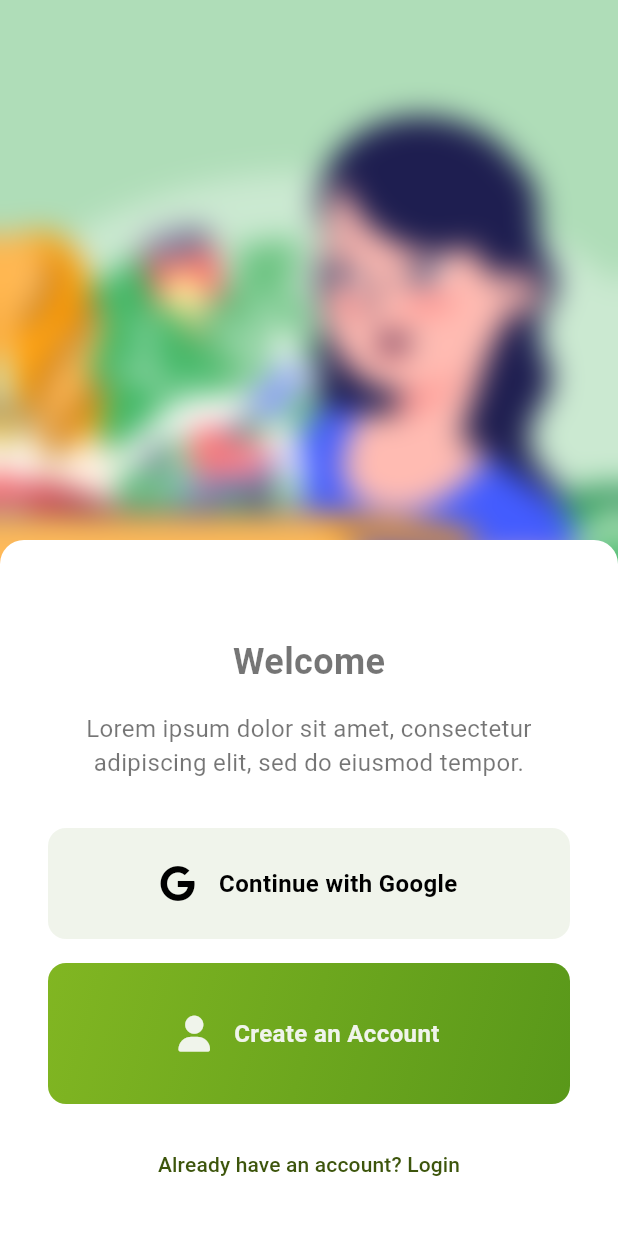
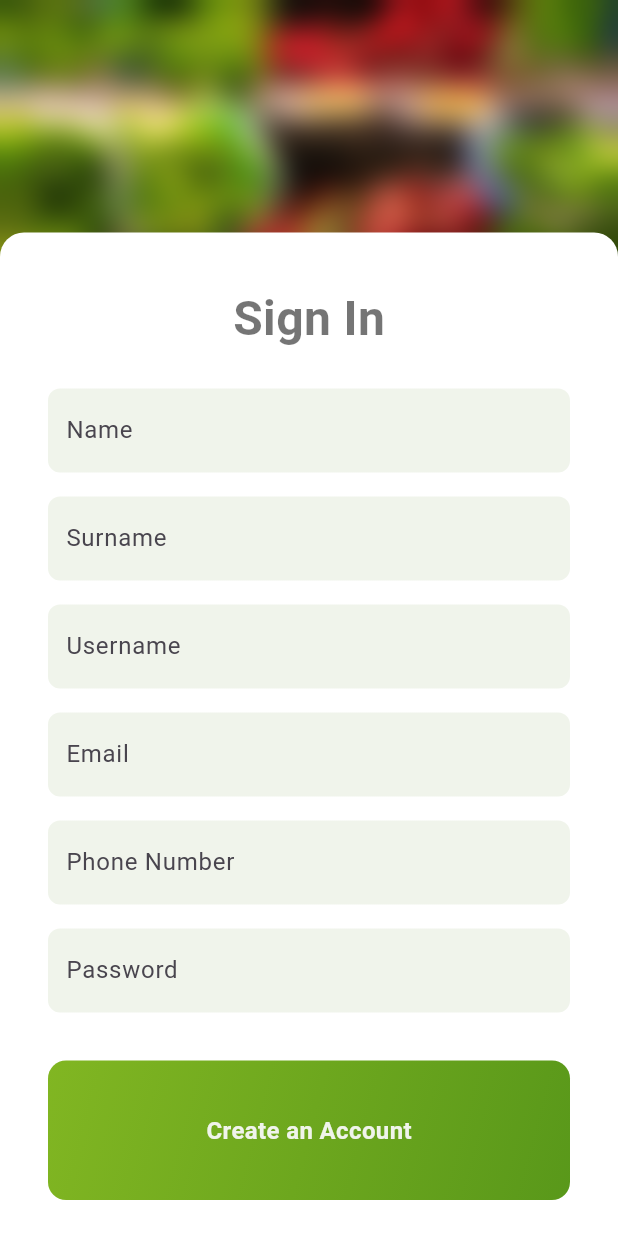
Before and after one commit to berkemremert/yesilsepet, a Flutter app: the WelcomePage screen opened directly, after a tap on "Create an Account", on a phone screen of 412 x 824 dp. Run offline on Flutter 3.47's test engine with Material 3 defaults, Android fonts, the phone set to English and light mode, and no system bars; our stand-ins replace font_awesome_flutter.

Commit message:
welcome page, create account page, login page added

```diff
--- /dev/null
+++ b/lib/ViewModels/welcomePage/CreateAccountViewModel.dart
@@ -0,0 +1,13 @@
+import 'package:flutter/material.dart';
+
+import '../../Views/welcomePage/CreateAccountPage.dart';
+
+class CreateAccountViewModel extends ChangeNotifier {
+  void createAccount() {
+
+  }
+
+  void login() {
+    // Implement login navigation logic
+  }
+}
--- /dev/null
+++ b/lib/Views/welcomePage/CreateAccountPage.dart
@@ -0,0 +1,79 @@
+import 'dart:ui';
+import 'package:flutter/material.dart';
+import 'package:provider/provider.dart';
+import 'package:yesilsepet/Views/welcomePage/widgets/create_account_page_header.dart';
+import 'package:yesilsepet/Views/welcomePage/widgets/create_page_insider_button.dart';
+import 'package:yesilsepet/Views/welcomePage/widgets/gradient_text_field.dart';
+import '../../ViewModels/welcomePage/CreateAccountViewModel.dart';
+import 'package:yesilsepet/Views/theme/appColors.dart';
+
+class CreateAccountPage extends StatelessWidget {
+  const CreateAccountPage({super.key});
+
+  @override
+  Widget build(BuildContext context) {
+    final viewModel = Provider.of<CreateAccountViewModel>(context);
+
+    return Scaffold(
+      body: Stack(
+        children: [
+          Positioned.fill(
+            child: Stack(
+              children: [
+                Positioned.fill(
+                  child: Image.asset(
+                    'assets/grocery.jpeg',
+                    fit: BoxFit.cover,
+                  ),
+                ),
+                BackdropFilter(
+                  filter: ImageFilter.blur(sigmaX: 10, sigmaY: 10),
+                  child: Container(
+                    color: Colors.black.withOpacity(0),
+                  ),
+                ),
+              ],
+            ),
+          ),
+          Positioned.fill(
+            child: Column(
+              mainAxisAlignment: MainAxisAlignment.end,
+              children: [
+                Spacer(),
+                Container(
+                  padding: const EdgeInsets.symmetric(horizontal: 16, vertical: 24),
+                  decoration: BoxDecoration(
+                    color: AppColors.pureWhite,
+                    borderRadius: BorderRadius.vertical(top: Radius.circular(16)),
+                  ),
+                  child: Column(
+                    mainAxisSize: MainAxisSize.min,
+                    children: [
+                      CreatePageHeader(),
+                      const SizedBox(height: 24),
+                      GradientTextField(label: 'Name'),
+                      const SizedBox(height: 16),
+                      GradientTextField(label: 'Surname'),
+                      const SizedBox(height: 16),
+                      GradientTextField(label: 'Username'),
+                      const SizedBox(height: 16),
+                      GradientTextField(label: 'Email', keyboardType: TextInputType.emailAddress,),
+                      const SizedBox(height: 16),
+                      GradientTextField(label: 'Phone Number', keyboardType: TextInputType.phone),
+                      const SizedBox(height: 16),
+                      GradientTextField(label: 'Password'),
+                      const SizedBox(height: 32),
+                      CreateAccountInsiderButton(
+                        onPressed: viewModel.createAccount,
+                      ),
+                    ],
+                  ),
+                ),
+              ],
+            ),
+          ),
+        ],
+      ),
+    );
+  }
+}
--- a/lib/Views/welcomePage/WelcomePage.dart
+++ b/lib/Views/welcomePage/WelcomePage.dart
@@ -2,7 +2,11 @@ import 'dart:ui';
 
 import 'package:flutter/material.dart';
 import 'package:provider/provider.dart';
+import 'package:yesilsepet/ViewModels/welcomePage/CreateAccountViewModel.dart';
+import 'package:yesilsepet/Views/welcomePage/LogInPage.dart';
 import '../../ViewModels/WelcomePage/WelcomeViewModel.dart';
+import '../../ViewModels/welcomePage/LoginPageViewModel.dart';
+import 'CreateAccountPage.dart';
 import 'widgets/welcome_header.dart';
 import 'widgets/welcome_message.dart';
 import 'widgets/social_login_button.dart';
@@ -16,6 +20,30 @@ class WelcomePage extends StatelessWidget {
   Widget build(BuildContext context) {
     final viewModel = Provider.of<WelcomeViewModel>(context);
 
+    void createAccount() {
+      Navigator.push(
+        context,
+        MaterialPageRoute(
+          builder: (context) => ChangeNotifierProvider(
+            create: (_) => CreateAccountViewModel(),
+            child: const CreateAccountPage(),
+          ),
+        ),
+      );
+    }
+
+    void loginAccount(){
+      Navigator.push(
+        context,
+        MaterialPageRoute(
+          builder: (context) => ChangeNotifierProvider(
+            create: (_) => LoginPageViewModel(),
+            child: const LoginPage(),
+          ),
+        ),
+      );
+    }
+
     return Scaffold(
       body: Stack(
         children: [
@@ -24,7 +52,7 @@ class WelcomePage extends StatelessWidget {
               children: [
                 Positioned.fill(
                   child: Image.asset(
-                    'assets/grocery.jpg',
+                    'assets/grocery.jpeg',
                     fit: BoxFit.cover,
                   ),
                 ),
@@ -60,11 +88,11 @@ class WelcomePage extends StatelessWidget {
                       ),
                       const SizedBox(height: 16),
                       CreateAccountButton(
-                        onPressed: viewModel.createAccount,
+                        onPressed: createAccount,
                       ),
                       const SizedBox(height: 16),
                       LoginLink(
-                        onPressed: viewModel.login,
+                        onPressed: loginAccount,
                       ),
                     ],
                   ),
--- /dev/null
+++ b/lib/Views/welcomePage/widgets/create_account_page_header.dart
@@ -0,0 +1,18 @@
+import 'package:flutter/material.dart';
+
+class CreatePageHeader extends StatelessWidget {
+  @override
+  Widget build(BuildContext context) {
+    return Padding(
+      padding: const EdgeInsets.only(top: 10.0),
+      child: Text(
+        'Sign In',
+        style: TextStyle(
+          color: Colors.black54,
+          fontSize: 32,
+          fontWeight: FontWeight.bold,
+        ),
+      ),
+    );
+  }
+}
--- /dev/null
+++ b/lib/Views/welcomePage/widgets/create_page_insider_button.dart
@@ -0,0 +1,50 @@
+import 'package:font_awesome_flutter/font_awesome_flutter.dart';
+import 'package:flutter/material.dart';
+import 'package:yesilsepet/Views/theme/appColors.dart';
+
+class CreateAccountInsiderButton extends StatelessWidget {
+  final VoidCallback onPressed;
+
+  const CreateAccountInsiderButton({required this.onPressed});
+
+  @override
+  Widget build(BuildContext context) {
+    return Padding(
+      padding: const EdgeInsets.symmetric(horizontal: 16),
+      child: Container(
+        decoration: BoxDecoration(
+          gradient: const LinearGradient(
+            colors: [AppColors.limeGreen, AppColors.green],
+            begin: Alignment.topLeft,
+            end: Alignment.bottomRight,
+          ),
+          borderRadius: BorderRadius.circular(12),
+        ),
+        child: Material(
+          color: Colors.transparent,
+          borderRadius: BorderRadius.circular(12),
+          child: InkWell(
+            onTap: onPressed,
+            borderRadius: BorderRadius.circular(12),
+            child: const Padding(
+              padding: EdgeInsets.symmetric(vertical: 35),
+              child: Row(
+                mainAxisAlignment: MainAxisAlignment.center,
+                children: [
+                  Text(
+                    'Create an Account',
+                    style: TextStyle(
+                      color: AppColors.greenishWhite,
+                      fontSize: 16,
+                      fontWeight: FontWeight.w600,
+                    ),
+                  ),
+                ],
+              ),
+            ),
+          ),
+        ),
+      ),
+    );
+  }
+}
--- /dev/null
+++ b/lib/Views/welcomePage/widgets/gradient_text_field.dart
@@ -0,0 +1,35 @@
+import 'package:flutter/material.dart';
+import 'package:yesilsepet/Views/theme/appColors.dart';
+
+class GradientTextField extends StatelessWidget {
+  final String label;
+  final TextInputType keyboardType;
+
+  GradientTextField(
+      {required this.label, this.keyboardType = TextInputType.text});
+
+  @override
+  Widget build(BuildContext context) {
+    return Padding(
+      padding: const EdgeInsets.symmetric(horizontal: 16),
+      child: Container(
+        padding: const EdgeInsets.symmetric(horizontal: 12),
+        decoration: BoxDecoration(
+          gradient: const LinearGradient(
+            colors: [AppColors.greenishWhite, AppColors.greenishWhite],
+            begin: Alignment.topLeft,
+            end: Alignment.bottomRight,
+          ),
+          borderRadius: BorderRadius.circular(8),
+        ),
+        child: TextField(
+          decoration: InputDecoration(
+            labelText: label,
+            border: InputBorder.none,
+          ),
+          keyboardType: keyboardType,
+        ),
+      ),
+    );
+  }
+}
--- a/pubspec.yaml
+++ b/pubspec.yaml
@@ -25,7 +25,7 @@ dev_dependencies:
 
 flutter:
   assets:
-    - assets/grocery.jpg
+    - assets/grocery.jpeg
     - assets/default_profile_picture.webp
     - assets/google-logo.png
 
```
Also changed, not shown: lib/ViewModels/welcomePage/LoginPageViewModel.dart (added, +7 -0 lines), lib/ViewModels/welcomePage/WelcomeViewModel.dart (+1 -9 lines), lib/Views/welcomePage/LogInPage.dart (added, +74 -0 lines), lib/Views/welcomePage/widgets/login_button.dart (added, +50 -0 lines), lib/Views/welcomePage/widgets/login_header.dart (added, +18 -0 lines), assets/grocery.jpeg (added), assets/grocery.jpg.
